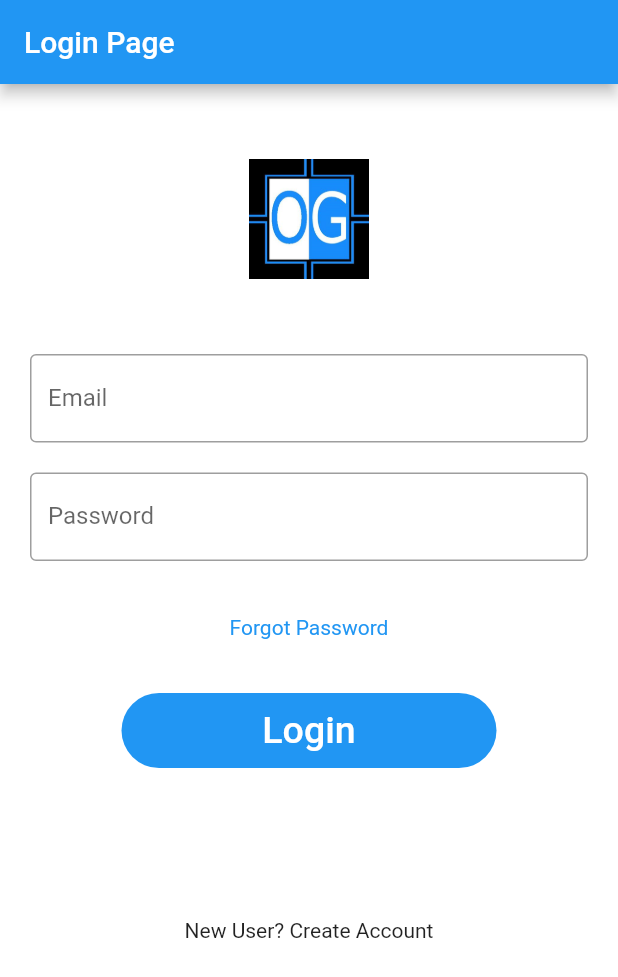
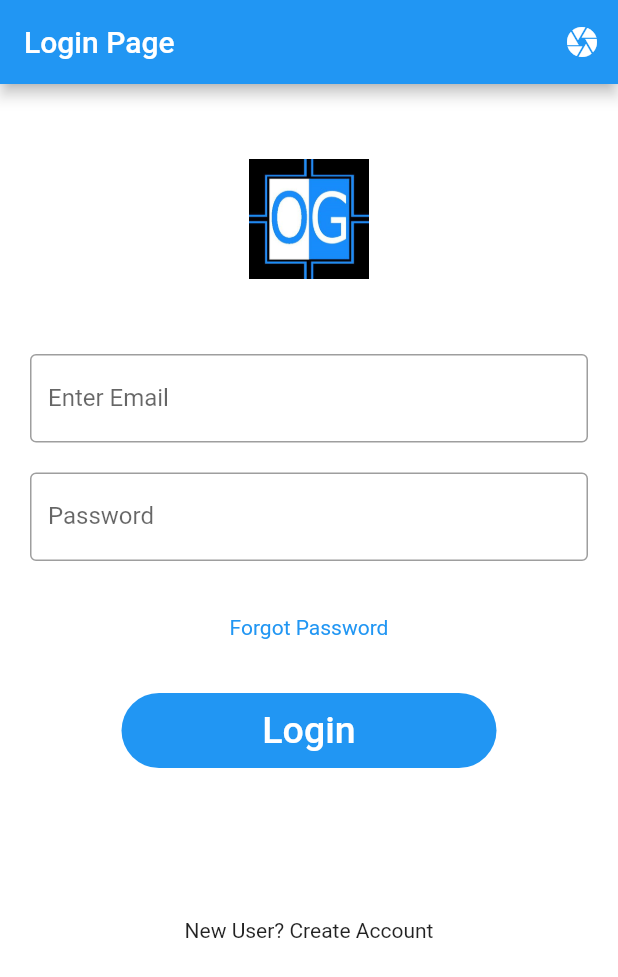
Before and after one commit to Rahulshahare/Oceangreen-Login-Page, a Flutter app: the screen it shows after launch, on a phone screen of 412 x 824 dp. Shown: the top 977 px of the screen. Run offline on Flutter 3.47's test engine with Material 2 defaults, Android fonts, the phone set to English and light mode, and no system bars.

Commit message:
Added Camera button for camera test

```diff
--- a/lib/main.dart
+++ b/lib/main.dart
@@ -29,12 +29,19 @@ class LoginDemo extends StatefulWidget {
 }
 
 class _LoginDemoState extends State<LoginDemo> {
+  bool ShowText = true;
   @override
   Widget build(BuildContext context) {
     return Scaffold(
       backgroundColor: Colors.white,
       appBar: AppBar(
         title: const Text("Login Page"),
+        actions: [
+          IconButton(
+            icon: Icon(Icons.camera),
+            onPressed: () {},
+          )
+        ],
       ),
       body: SingleChildScrollView(
         child: Column(
@@ -51,7 +58,7 @@ class _LoginDemoState extends State<LoginDemo> {
               child: TextField(
                 decoration: InputDecoration(
                   border: OutlineInputBorder(),
-                  labelText: 'Email',
+                  labelText: ShowText ? 'Enter Email' : 'Email',
                 ),
               ),
             ),
```
